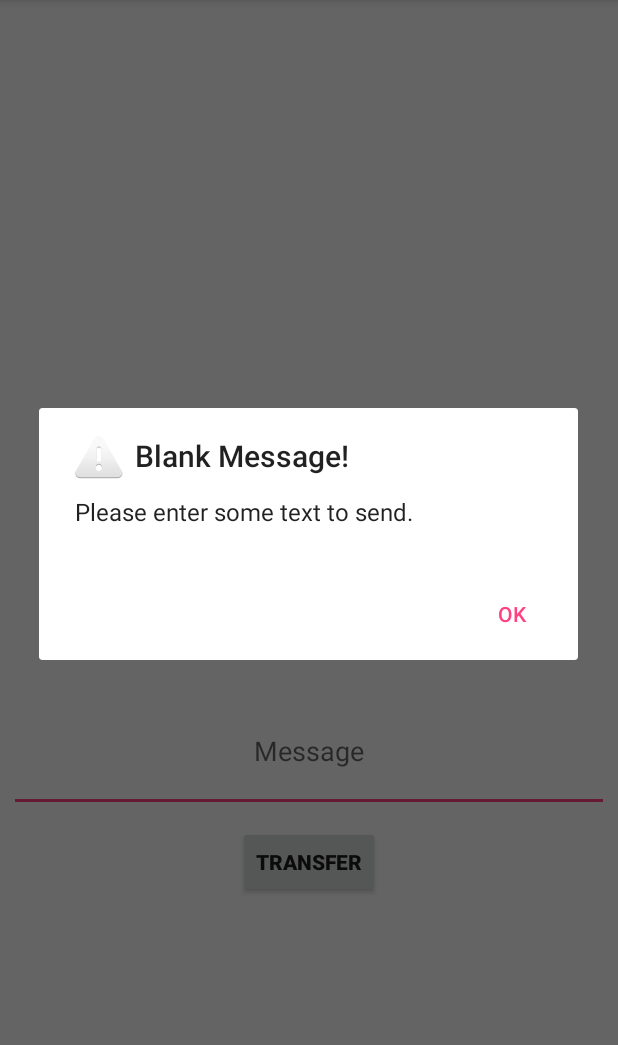
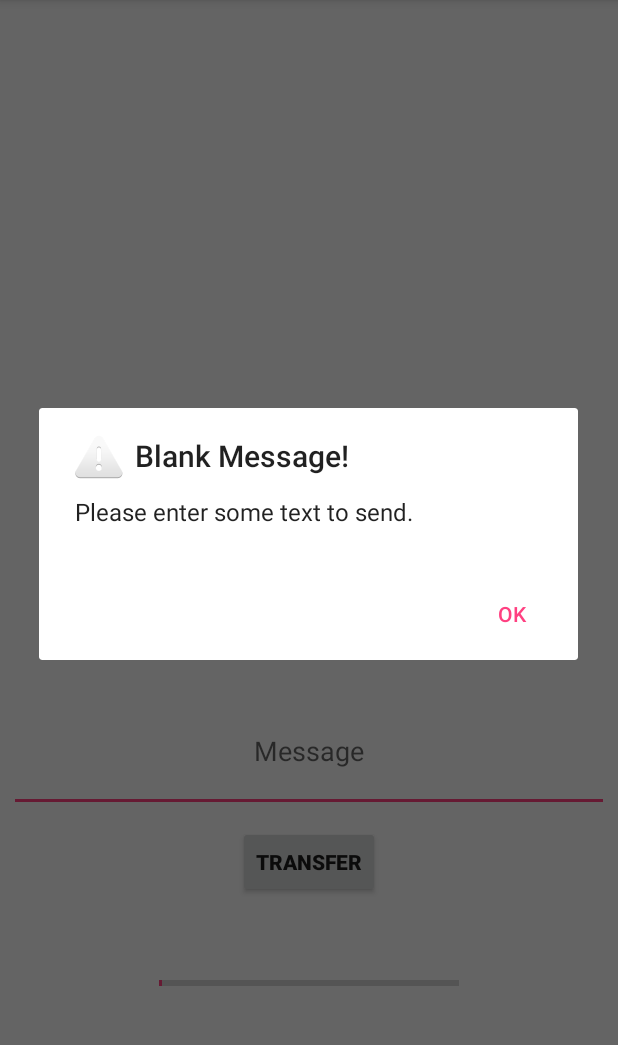
Before and after one commit to amitness/photon, an Android app: the TransmitActivity screen opened directly, with no data from a screen before it, after a tap on "TRANSFER", on a phone screen of 412 x 824 dp, the part 84-1129 px from its top. Run offline under Robolectric (Android 15) with nearby library versions, the phone set to English and light mode, and no system bars.

Commit message:
Add progress bar to transmitter

```diff
--- a/app/src/main/res/layout/activity_transmit.xml
+++ b/app/src/main/res/layout/activity_transmit.xml
@@ -43,4 +43,41 @@
         tools:layout_constraintBottom_creator="1"
         tools:layout_constraintLeft_creator="1"
         tools:layout_constraintRight_creator="1" />
+
+    <ProgressBar
+
+        android:id="@+id/progressbar"
+        style="?android:attr/progressBarStyleHorizontal"
+        android:layout_width="wrap_content"
+        android:layout_height="wrap_content"
+
+
+        android:indeterminate="false"
+        android:max="100"
+        android:minHeight="50dp"
+        android:minWidth="200dp"
+        android:progress="1"
+        app:layout_constraintLeft_toLeftOf="parent"
+        app:layout_constraintRight_toRightOf="parent"
+        android:layout_marginRight="8dp"
+        android:layout_marginLeft="8dp"
+        android:layout_marginTop="8dp"
+        app:layout_constraintTop_toBottomOf="@+id/button"
+        app:layout_constraintBottom_toBottomOf="parent"
+        android:layout_marginBottom="8dp"
+        app:layout_constraintVertical_bias="0.23" />
+
+    <TextView
+        android:id="@+id/textview"
+        android:layout_width="wrap_content"
+        android:layout_height="wrap_content"
+        app:layout_constraintLeft_toLeftOf="parent"
+        app:layout_constraintRight_toRightOf="parent"
+        app:layout_constraintTop_toTopOf="parent"
+        app:layout_constraintHorizontal_bias="0.501"
+        android:layout_marginTop="365dp"
+        android:layout_marginLeft="8dp"
+        android:layout_marginRight="8dp"
+        android:layout_marginStart="8dp"
+        android:layout_marginEnd="8dp" />
 </android.support.constraint.ConstraintLayout>
```
Also changed, not shown: app/src/main/java/com/amitness/photon/ReceiveActivity.java (+13 -12 lines), app/src/main/java/com/amitness/photon/TransmitActivity.java (+47 -4 lines).
